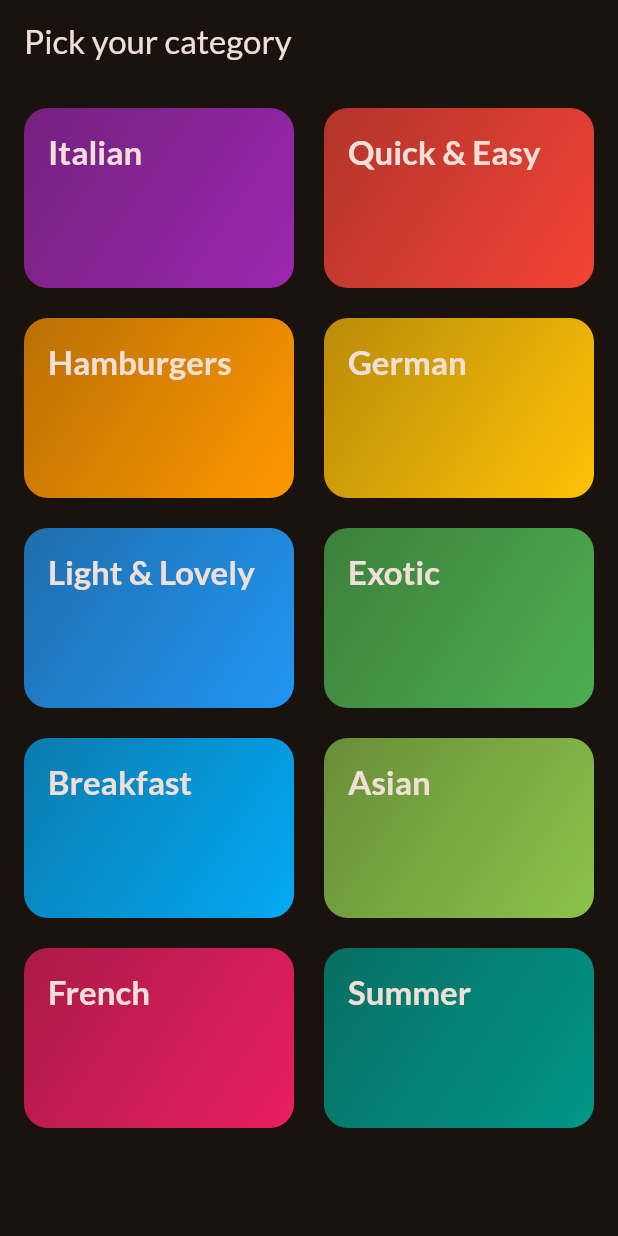
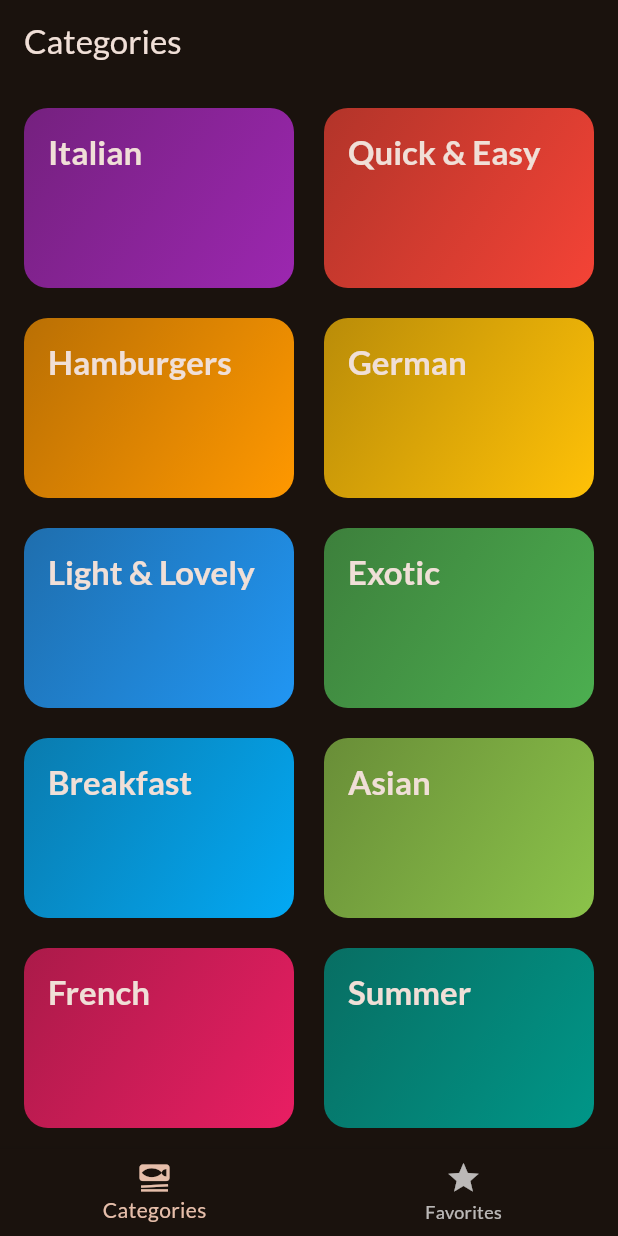
Before and after one commit to Bankole2000/meals_app_flutter, a Flutter app: the screen it shows after launch, on a phone screen of 412 x 824 dp. Run offline on Flutter 3.47's test engine with Material 3 defaults, Android fonts, the phone set to English and light mode, and no system bars; our stand-ins replace google_fonts, transparent_image.

Commit message:
tab navigation

```diff
--- a/lib/main.dart
+++ b/lib/main.dart
@@ -4,6 +4,7 @@ import 'package:google_fonts/google_fonts.dart';
 import 'package:meals_app/screens/categories.dart';
 import 'package:meals_app/data/dummy_data.dart';
 import 'package:meals_app/screens/meals.dart';
+import 'package:meals_app/screens/tabs.dart';
 
 final theme = ThemeData(
   useMaterial3: true,
@@ -25,7 +26,8 @@ class App extends StatelessWidget {
   Widget build(BuildContext context) {
     return MaterialApp(
       theme: theme,
-      home: CategoriesScreen(),
+      home: TabsScreen(),
+      // home: CategoriesScreen(),
       // home: MealsScreen(title: 'Some Category', meals: dummyMeals),
     );
   }
--- a/lib/screens/categories.dart
+++ b/lib/screens/categories.dart
@@ -22,9 +22,10 @@ class CategoriesScreen extends StatelessWidget {
 
   @override
   Widget build(BuildContext context) {
-    return Scaffold(
-      appBar: AppBar(title: const Text('Pick your category')),
-      body: GridView(
+    // return Scaffold(
+    //   appBar: AppBar(title: const Text('Pick your category')),
+    //   body:
+    return GridView(
       padding: const EdgeInsets.all(16),
       // we could use GridView.builder for longer lists
       // for a grid with fixed number of columns (crossAxisCount i.e. left to right)
@@ -47,7 +48,7 @@ class CategoriesScreen extends StatelessWidget {
           ),
         ),
       ],
-      ),
     );
+    // );
   }
 }
--- /dev/null
+++ b/lib/screens/tabs.dart
@@ -0,0 +1,50 @@
+import 'package:flutter/material.dart';
+
+import 'package:meals_app/screens/categories.dart';
+import 'package:meals_app/screens/meals.dart';
+
+class TabsScreen extends StatefulWidget {
+  const TabsScreen({super.key});
+
+  @override
+  State<TabsScreen> createState() => _TabsScreenState();
+}
+
+class _TabsScreenState extends State<TabsScreen> {
+  int _selectedPageIndex = 0;
+  String activePageTitle = 'Categories';
+
+  void _selectPage(int index) {
+    setState(() {
+      _selectedPageIndex = index;
+    });
+  }
+
+  @override
+  Widget build(BuildContext context) {
+    Widget activePage = const CategoriesScreen();
+
+    if (_selectedPageIndex == 1) {
+      activePage = const MealsScreen(title: 'Your Favorites', meals: []);
+      activePageTitle = 'Your Favorites';
+    }
+
+    return Scaffold(
+      appBar: AppBar(title: Text(activePageTitle)),
+      body: activePage,
+      bottomNavigationBar: BottomNavigationBar(
+        currentIndex: _selectedPageIndex,
+        onTap: (index) {
+          _selectPage(index);
+        },
+        items: const [
+          BottomNavigationBarItem(
+            icon: Icon(Icons.set_meal),
+            label: 'Categories',
+          ),
+          BottomNavigationBarItem(icon: Icon(Icons.star), label: 'Favorites'),
+        ],
+      ),
+    );
+  }
+}
```
Also changed, not shown: lib/screens/meal_details.dart (added, +93 -0 lines), lib/screens/meals.dart (+18 -5 lines), lib/widgets/meal_item_trait.dart (added, +19 -0 lines), lib/widgets/meal_list_item.dart (+85 -2 lines). Lines whose indentation alone changed are shown as unchanged.
